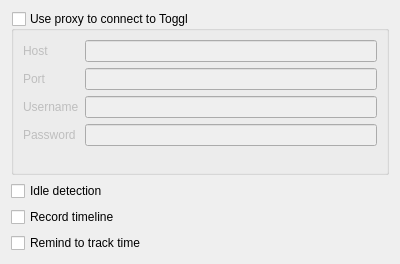
First picture: the form in src/ui/linux/TogglDesktop/preferencesdialog.ui, repository toggl-open-source/toggldesktop, before the edit.
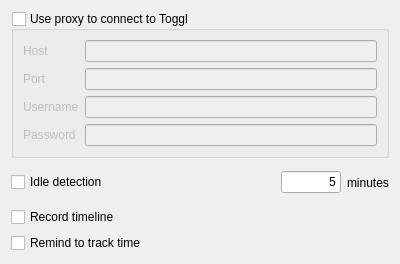
Second picture: the form after the edit.

Commit message: User can configure idle minutes (linux)

```diff
--- a/src/ui/linux/TogglDesktop/preferencesdialog.ui
+++ b/src/ui/linux/TogglDesktop/preferencesdialog.ui
@@ -77,11 +77,54 @@
     </widget>
    </item>
    <item>
-    <widget class="QCheckBox" name="idleDetection">
-     <property name="text">
-      <string>Idle detection</string>
-     </property>
-    </widget>
+    <layout class="QHBoxLayout" name="horizontalLayout">
+     <item>
+      <widget class="QCheckBox" name="idleDetection">
+       <property name="text">
+        <string>Idle detection</string>
+       </property>
+      </widget>
+     </item>
+     <item>
+      <spacer name="horizontalSpacer">
+       <property name="orientation">
+        <enum>Qt::Horizontal</enum>
+       </property>
+       <property name="sizeHint" stdset="0">
+        <size>
+         <width>40</width>
+         <height>20</height>
+        </size>
+       </property>
+      </spacer>
+     </item>
+     <item>
+      <widget class="QLineEdit" name="idleMinutes">
+       <property name="maximumSize">
+        <size>
+         <width>60</width>
+         <height>16777215</height>
+        </size>
+       </property>
+       <property name="text">
+        <string>5</string>
+       </property>
+       <property name="maxLength">
+        <number>3</number>
+       </property>
+       <property name="alignment">
+        <set>Qt::AlignRight|Qt::AlignTrailing|Qt::AlignVCenter</set>
+       </property>
+      </widget>
+     </item>
+     <item>
+      <widget class="QLabel" name="label_5">
+       <property name="text">
+        <string>minutes</string>
+       </property>
+      </widget>
+     </item>
+    </layout>
    </item>
    <item>
     <widget class="QCheckBox" name="recordTimeline">
```
The commit also changes 6 other files.
